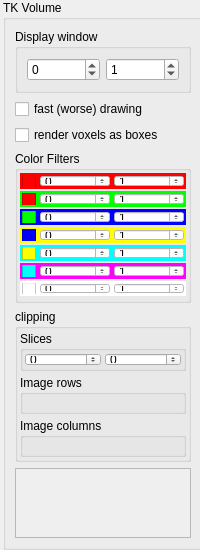
Before: the Qt Designer form dpVision/gui/forms/propVolumetric.ui in pojdulos/pyDpVision, drawn with Qt 5.
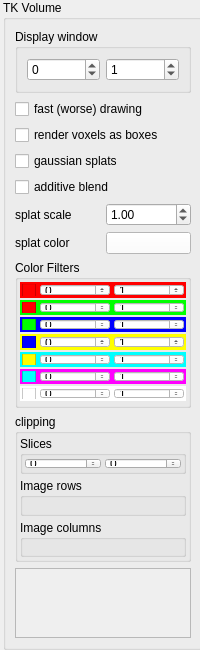
After: the same form once the commit is applied.

The edit to the form file:
```diff
--- a/dpVision/gui/forms/propVolumetric.ui
+++ b/dpVision/gui/forms/propVolumetric.ui
@@ -7,19 +7,19 @@
     <x>0</x>
     <y>0</y>
     <width>200</width>
-    <height>550</height>
+    <height>650</height>
    </rect>
   </property>
   <property name="minimumSize">
    <size>
     <width>200</width>
-    <height>550</height>
+    <height>650</height>
    </size>
   </property>
   <property name="maximumSize">
    <size>
     <width>200</width>
-    <height>550</height>
+    <height>650</height>
    </size>
   </property>
   <property name="windowTitle">
@@ -34,13 +34,13 @@
      <x>3</x>
      <y>0</y>
      <width>200</width>
-     <height>550</height>
+     <height>650</height>
     </rect>
    </property>
    <property name="maximumSize">
     <size>
      <width>200</width>
-     <height>550</height>
+     <height>650</height>
     </size>
    </property>
    <property name="styleSheet">
@@ -108,6 +108,68 @@
       </property>
      </widget>
     </item>
+    <item>
+     <widget class="QCheckBox" name="renderSplatsCheckBox">
+      <property name="text">
+       <string>gaussian splats</string>
+      </property>
+     </widget>
+    </item>
+    <item>
+     <widget class="QCheckBox" name="splatAdditiveCheckBox">
+      <property name="text">
+       <string>additive blend</string>
+      </property>
+     </widget>
+    </item>
+    <item>
+     <layout class="QHBoxLayout" name="horizontalLayoutSplat">
+      <item>
+       <widget class="QLabel" name="splatScaleLabel">
+        <property name="text">
+         <string>splat scale</string>
+        </property>
+       </widget>
+      </item>
+      <item>
+       <widget class="QDoubleSpinBox" name="splatScaleSpin">
+        <property name="minimum">
+         <double>0.100000000000000</double>
+        </property>
+        <property name="maximum">
+         <double>10.000000000000000</double>
+        </property>
+        <property name="singleStep">
+         <double>0.100000000000000</double>
+        </property>
+        <property name="value">
+         <double>1.000000000000000</double>
+        </property>
+       </widget>
+      </item>
+     </layout>
+    </item>
+    <item>
+     <layout class="QHBoxLayout" name="horizontalLayoutSplatColor">
+      <item>
+       <widget class="QLabel" name="splatColorLabel">
+        <property name="text">
+         <string>splat color</string>
+        </property>
+       </widget>
+      </item>
+      <item>
+       <widget class="QPushButton" name="splatColorButton">
+        <property name="text">
+         <string/>
+        </property>
+        <property name="styleSheet">
+         <string notr="true">background-color: #ffffff;</string>
+        </property>
+       </widget>
+      </item>
+     </layout>
+    </item>
     <item>
      <widget class="QGroupBox" name="groupBox_2">
       <property name="title">
```
Left out of the diff: 96 changed lines with no effect on the pictures.
